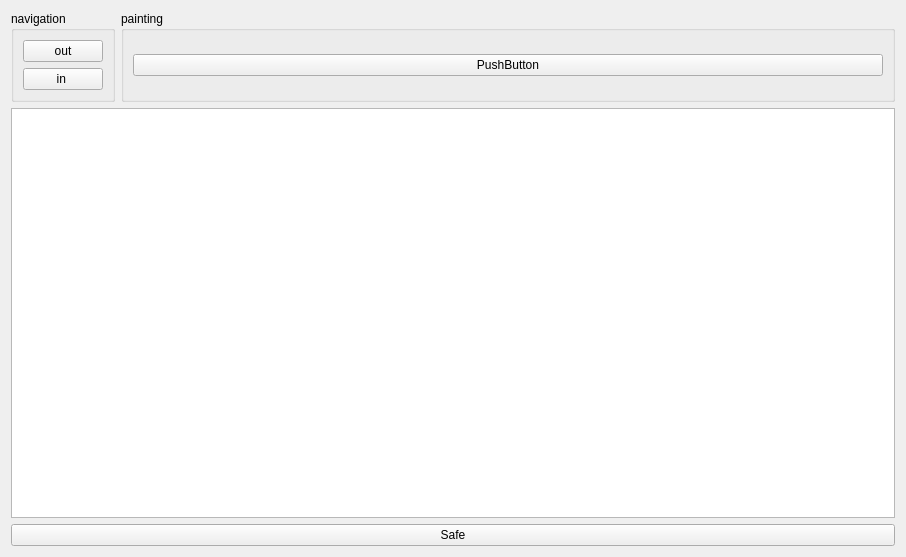
This is pixeleditor.ui in magnocube/POV-Globe as Qt 5 draws it before an edit. The edited form follows.
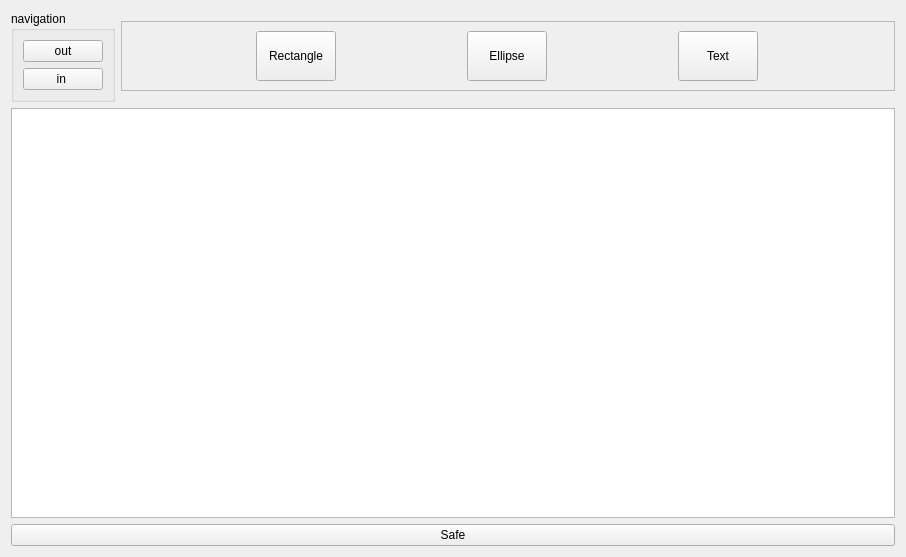
This is the edited form.

Commit message: added editors for rectangels and ellipses

What changed in the file:
```diff
--- a/pixeleditor.ui
+++ b/pixeleditor.ui
@@ -46,19 +46,85 @@
       </widget>
      </item>
      <item>
-      <widget class="QGroupBox" name="groupBox_2">
-       <property name="title">
-        <string>painting</string>
+      <widget class="QScrollArea" name="scrollArea">
+       <property name="enabled">
+        <bool>true</bool>
        </property>
-       <layout class="QHBoxLayout" name="horizontalLayout">
-        <item>
-         <widget class="QPushButton" name="pushButton">
-          <property name="text">
-           <string>PushButton</string>
-          </property>
-         </widget>
-        </item>
-       </layout>
+       <property name="sizePolicy">
+        <sizepolicy hsizetype="Expanding" vsizetype="Maximum">
+         <horstretch>0</horstretch>
+         <verstretch>0</verstretch>
+        </sizepolicy>
+       </property>
+       <property name="verticalScrollBarPolicy">
+        <enum>Qt::ScrollBarAlwaysOff</enum>
+       </property>
+       <property name="widgetResizable">
+        <bool>true</bool>
+       </property>
+       <widget class="QWidget" name="scrollAreaWidgetContents">
+        <property name="geometry">
+         <rect>
+          <x>0</x>
+          <y>0</y>
+          <width>783</width>
+          <height>69</height>
+         </rect>
+        </property>
+        <layout class="QHBoxLayout" name="horizontalLayout">
+         <item>
+          <widget class="QPushButton" name="addRectangleButton">
+           <property name="sizePolicy">
+            <sizepolicy hsizetype="Maximum" vsizetype="Preferred">
+             <horstretch>0</horstretch>
+             <verstretch>0</verstretch>
+            </sizepolicy>
+           </property>
+           <property name="minimumSize">
+            <size>
+             <width>0</width>
+             <height>0</height>
+            </size>
+           </property>
+           <property name="text">
+            <string>Rectangle</string>
+           </property>
+          </widget>
+         </item>
+         <item>
+          <widget class="QPushButton" name="addEllipseButton">
+           <property name="sizePolicy">
+            <sizepolicy hsizetype="Maximum" vsizetype="Preferred">
+             <horstretch>0</horstretch>
+             <verstretch>0</verstretch>
+            </sizepolicy>
+           </property>
+           <property name="minimumSize">
+            <size>
+             <width>0</width>
+             <height>0</height>
+            </size>
+           </property>
+           <property name="text">
+            <string>Ellipse</string>
+           </property>
+          </widget>
+         </item>
+         <item>
+          <widget class="QPushButton" name="addTextButton">
+           <property name="sizePolicy">
+            <sizepolicy hsizetype="Maximum" vsizetype="Preferred">
+             <horstretch>0</horstretch>
+             <verstretch>0</verstretch>
+            </sizepolicy>
+           </property>
+           <property name="text">
+            <string>Text</string>
+           </property>
+          </widget>
+         </item>
+        </layout>
+       </widget>
       </widget>
      </item>
     </layout>
```
The commit also changes 28 other files.
